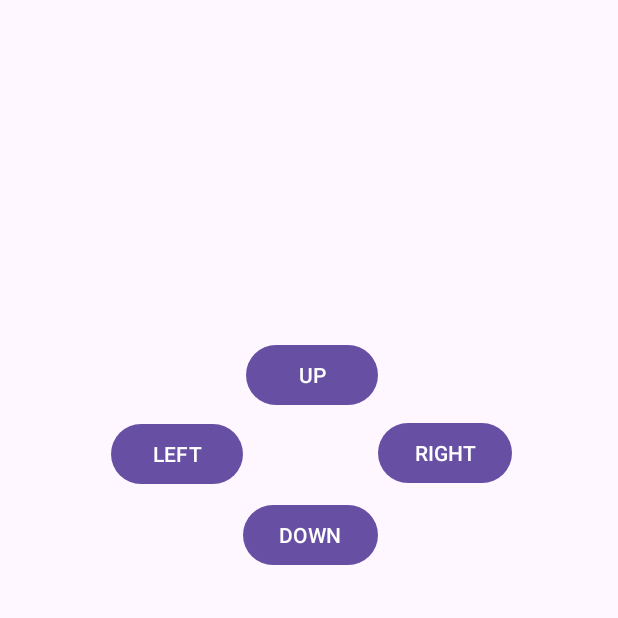
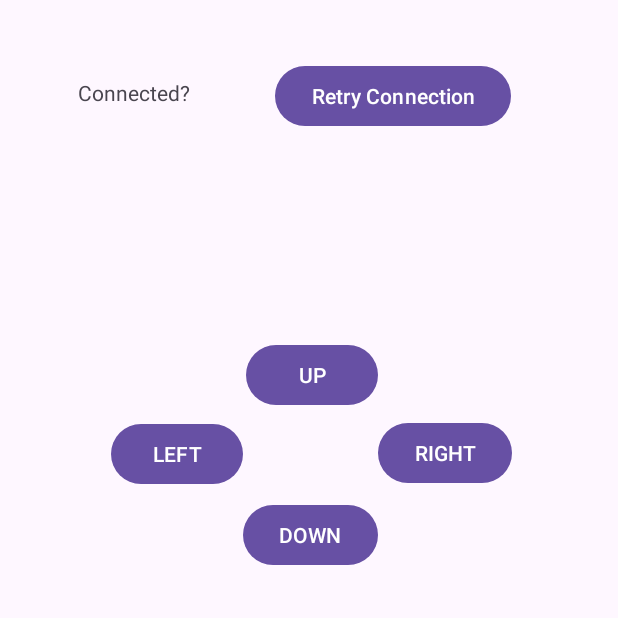
Before and after one commit to Dr739ake/AdruinoCar, an Android app: the screen it shows after launch (MainActivity), on a phone screen of 412 x 824 dp, the top half of it. Run offline under Robolectric (Android 15) with nearby library versions, the phone set to English and light mode, and no system bars.

Commit message:
add connection status and retry, not working yet

```diff
--- a/android_app/app/src/main/res/layout/activity_main.xml
+++ b/android_app/app/src/main/res/layout/activity_main.xml
@@ -76,4 +76,26 @@
         app:layout_constraintStart_toStartOf="parent"
         app:layout_constraintTop_toTopOf="parent"
         app:layout_constraintVertical_bias="0.968" />
+
+    <TextView
+        android:id="@+id/connectionInfoView"
+        android:layout_width="wrap_content"
+        android:layout_height="wrap_content"
+        android:layout_marginTop="52dp"
+        android:text="Connected?"
+        app:layout_constraintEnd_toStartOf="@+id/reconnectButton"
+        app:layout_constraintHorizontal_bias="0.481"
+        app:layout_constraintStart_toStartOf="parent"
+        app:layout_constraintTop_toTopOf="parent" />
+
+    <Button
+        android:id="@+id/reconnectButton"
+        android:layout_width="wrap_content"
+        android:layout_height="wrap_content"
+        android:layout_marginTop="40dp"
+        android:text="Retry Connection"
+        app:layout_constraintEnd_toEndOf="parent"
+        app:layout_constraintHorizontal_bias="0.719"
+        app:layout_constraintStart_toStartOf="parent"
+        app:layout_constraintTop_toTopOf="parent" />
 </androidx.constraintlayout.widget.ConstraintLayout>
```
Also changed, not shown: android_app/app/src/main/java/de/it25a/remotecarcontroller/MainActivity.kt (+66 -36 lines).
